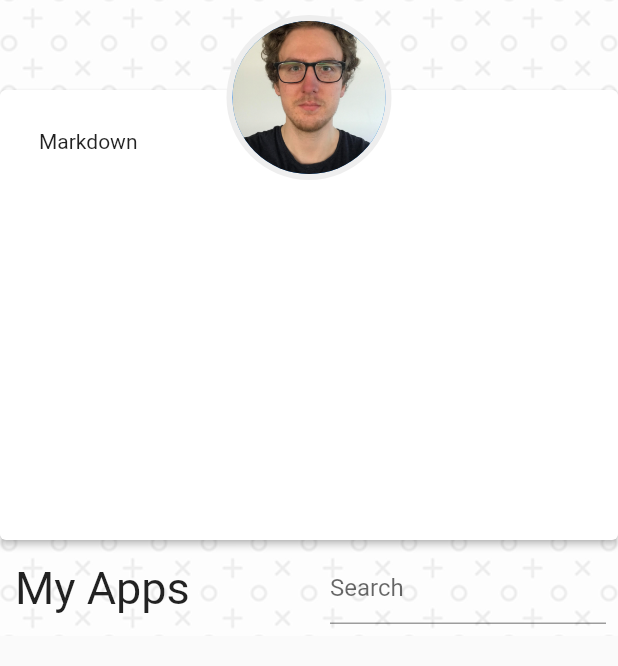
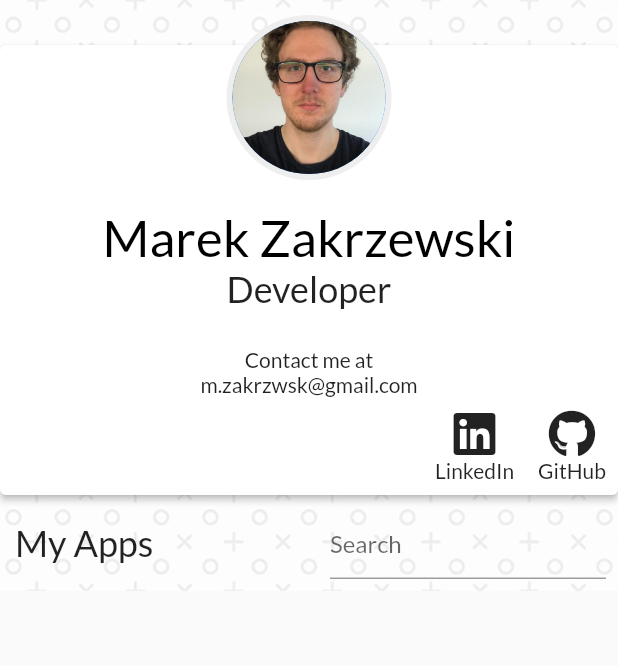
Before and after one commit to marko-z/portfolio, a Flutter app: the screen it shows after launch, on a phone screen of 412 x 824 dp. Shown: the top 666 px of the screen. Run offline on Flutter 3.47's test engine with Material 2 defaults, Android fonts, the phone set to English and light mode, and no system bars; our stand-ins replace flutter_markdown, flutter_staggered_animations, font_awesome_flutter, google_fonts; missing offline and left inert: dart:html; network calls fail.

Commit message:
Styling, front page changes

```diff
--- a/lib/app_card_window.dart
+++ b/lib/app_card_window.dart
@@ -6,18 +6,8 @@ import 'package:flutter/services.dart' show rootBundle;
 import 'package:flutter_staggered_animations/flutter_staggered_animations.dart';
 import 'dart:convert';
 
-class AppCardWindow extends StatefulWidget {
+class AppCardWindow extends StatelessWidget {
   const AppCardWindow({Key? key}) : super(key: key);
-
-  @override
-  _AppCardWindowState createState() => _AppCardWindowState();
-}
-
-class _AppCardWindowState extends State<AppCardWindow> {
-  @override
-  void initState() {
-    super.initState();
-  }
 
   @override
   Widget build(BuildContext context) {
@@ -29,13 +19,11 @@ class _AppCardWindowState extends State<AppCardWindow> {
             mainAxisAlignment: MainAxisAlignment.spaceBetween,
             children: [
               //const Expanded(child: Spacer()),
-              const Padding(
-                padding: EdgeInsets.only(left: 10),
+              Padding(
+                padding: const EdgeInsets.only(left: 10),
                 child: Text(
                   'My Apps',
-                  style: TextStyle(
-                    fontSize: 30,
-                  ),
+                  style: Theme.of(context).textTheme.headline5,
                 ),
               ),
               Container(
@@ -78,7 +66,6 @@ class AppCardList extends StatelessWidget {
         crossAxisCount: 2,
         children: Provider.of<CardModel>(context).filteredCardList.mapIndexed(
           (index, data) {
-            print('index: $index, data: $data');
             return AnimationConfiguration.staggeredGrid(
               columnCount: 2,
               position: index,
@@ -144,20 +131,9 @@ class AppCard extends StatelessWidget {
                   Column(
                     mainAxisAlignment: MainAxisAlignment.center,
                     children: [
-                      Text(
-                        title,
-                        style: const TextStyle(
-                          fontSize: 18,
-                          fontWeight: FontWeight.bold,
-                        ),
-                      ),
-                      Text(
-                        descriptionShort,
-                        style: const TextStyle(
-                          fontSize: 10,
-                          fontWeight: FontWeight.bold,
-                        ),
-                      ),
+                      Text(title, style: Theme.of(context).textTheme.headline6),
+                      Text(descriptionShort,
+                          style: Theme.of(context).textTheme.bodyText2),
                     ],
                   ),
                 ],
--- a/lib/description.dart
+++ b/lib/description.dart
@@ -1,49 +1,119 @@
 import 'package:flutter/material.dart';
 import 'package:flutter/services.dart' show rootBundle;
 import 'dart:async';
+import 'dart:html';
 import 'package:flutter_markdown/flutter_markdown.dart';
+import 'package:url_launcher/url_launcher.dart';
+import 'package:font_awesome_flutter/font_awesome_flutter.dart';
 
-class Description extends StatefulWidget {
+class Description extends StatelessWidget {
   const Description({Key? key}) : super(key: key);
 
-  @override
-  _DescriptionState createState() => _DescriptionState();
-}
+  // String markdownText = 'Markdown';
 
-class _DescriptionState extends State<Description> {
-  String markdownText = 'Markdown';
+  // fetchFileData() async {
+  //   String response;
+  //   response = await rootBundle.loadString('assets/description.md');
+  //   setState(() {
+  //     markdownText = response;
+  //   });
+  // }
 
-  fetchFileData() async {
-    String response;
-    response = await rootBundle.loadString('assets/description.md');
-    setState(() {
-      markdownText = response;
-    });
-  }
-
-  @override
-  void initState() {
-    fetchFileData();
-    super.initState();
-  }
+  // @override
+  // void initState() {
+  //   fetchFileData();
+  //   super.initState();
+  // }
 
   @override
   Widget build(BuildContext context) {
     //Future<String> loadAsset(BuildContext context) async  {
     //  return await DefaultAssetBundle.of(context).loadString('assets/description.md');
     //}
-    return Container(
-        margin: const EdgeInsets.only(top: 10.0),
-        child: Stack(children: <Widget>[
+    return Padding(
+      padding: const EdgeInsets.only(top: 10.0),
+      child: Stack(
+        children: <Widget>[
           Card(
-            margin: const EdgeInsets.only(top: 50.0),
+            margin: const EdgeInsets.only(top: 20.0),
             elevation: 2,
             child: Container(
+              padding: const EdgeInsets.only(top: 55.0),
               height: 300,
-              padding: const EdgeInsets.all(10.0),
-              child: Markdown(
-                data: markdownText,
+              width: 600,
+              child: Column(
+                mainAxisAlignment: MainAxisAlignment.center,
+                children: <Widget>[
+                  Spacer(),
+                  Column(
+                    children: [
+                      Padding(
+                        padding: const EdgeInsets.only(top: 8.0),
+                        child: Text(
+                          'Marek Zakrzewski',
+                          style: Theme.of(context)
+                              .textTheme
+                              .headline4!
+                              .apply(color: Colors.black),
+                        ),
+                      ),
+                      Text('Developer',
+                          style: Theme.of(context).textTheme.headline5),
+                    ],
+                  ),
+                  Padding(
+                    padding: const EdgeInsets.only(top: 24.0),
+                    child: Text(
+                      'Contact me at\nm.zakrzwsk@gmail.com',
+                      style: Theme.of(context).textTheme.bodyText2,
+                      textAlign: TextAlign.center,
+                    ),
+                  ),
+                  Padding(
+                    padding: const EdgeInsets.only(top: 0.0),
+                    child: Row(
+                      mainAxisAlignment: MainAxisAlignment.end,
+                      children: [
+                        InkWell(
+                          onTap: () {
+                            window.open(
+                                'https://www.linkedin.com/in/marek-zakrzewski-38547b145/',
+                                'new tab');
+                          },
+                          child: Padding(
+                            padding: const EdgeInsets.all(8.0),
+                            child: Column(
+                              children: [
+                                const FaIcon(FontAwesomeIcons.linkedin,
+                                    size: 32),
+                                Text('LinkedIn',
+                                    style:
+                                        Theme.of(context).textTheme.bodyText2),
+                              ],
+                            ),
+                          ),
+                        ),
+                        InkWell(
+                          onTap: () {
+                            window.open(
+                                'https://github.com/marko-z', 'new tab');
+                          },
+                          child: Padding(
+                            padding: const EdgeInsets.all(8.0),
+                            child: Column(
+                              children: const [
+                                FaIcon(FontAwesomeIcons.github, size: 32),
+                                Text('GitHub'),
+                              ],
+                            ),
+                          ),
+                        )
+                      ],
+                    ),
+                  ),
+                ],
               ),
+
               //style: Theme.of(context).textTheme(subhead),
               //We'll see if this works at what point can the FutureBuilder be
               //used as child?
@@ -67,6 +137,8 @@ class _DescriptionState extends State<Description> {
               ),
             ),
           ),
-        ]));
+        ],
+      ),
+    );
   }
 }
--- a/lib/main.dart
+++ b/lib/main.dart
@@ -8,6 +8,7 @@ import 'package:portfolio/details.dart';
 import 'package:portfolio/home.dart';
 import 'package:provider/provider.dart';
 import 'package:http/http.dart' as http;
+import 'package:google_fonts/google_fonts.dart';
 
 void main() {
   runApp(
@@ -80,7 +81,13 @@ class _MyAppState extends State<MyApp> {
           );
         }
       },
-      theme: ThemeData(primarySwatch: Colors.blue),
+      theme: ThemeData(
+        primarySwatch: Colors.blue,
+        fontFamily: '',
+        textTheme: GoogleFonts.latoTextTheme(
+          Theme.of(context).textTheme,
+        ),
+      ),
     );
   }
 }
--- a/pubspec.yaml
+++ b/pubspec.yaml
@@ -22,6 +22,7 @@ dependencies:
   url_launcher: ^6.0.17
   url_launcher_web: ^2.0.5
   http: ^0.13.4
+  google_fonts: ^2.2.0
 
 dev_dependencies:
   flutter_test:
```
Also changed, not shown: assets/appcards.json (deleted, +0 -37 lines), lib/details.dart (+31 -14 lines), 1 other file.
